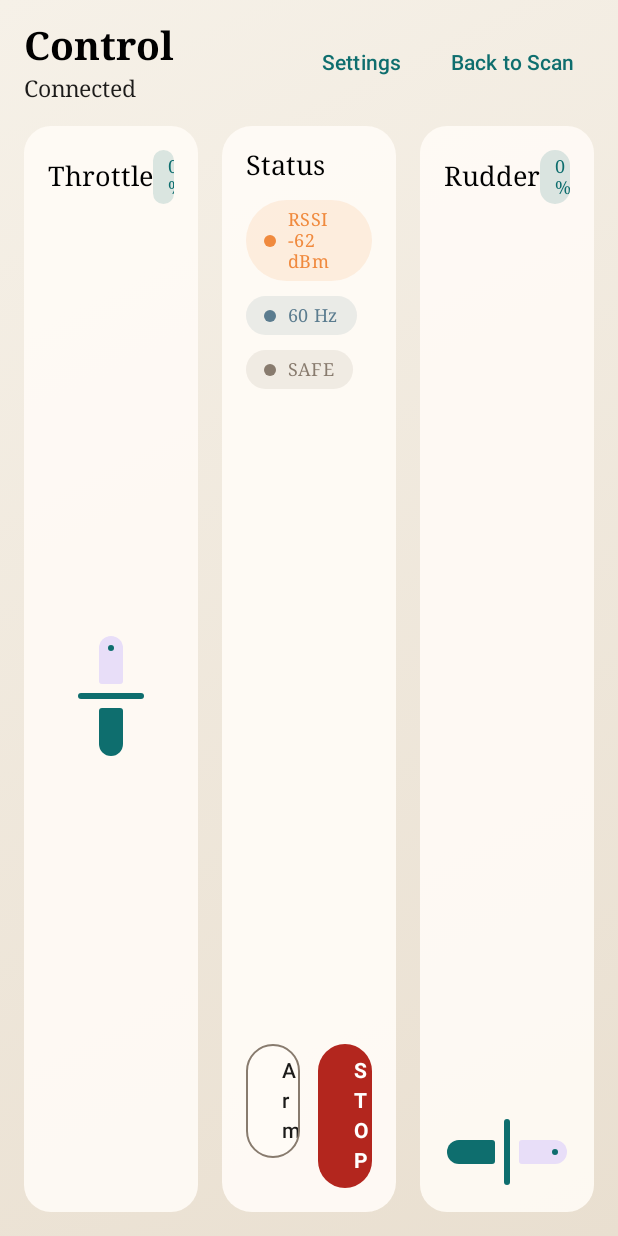
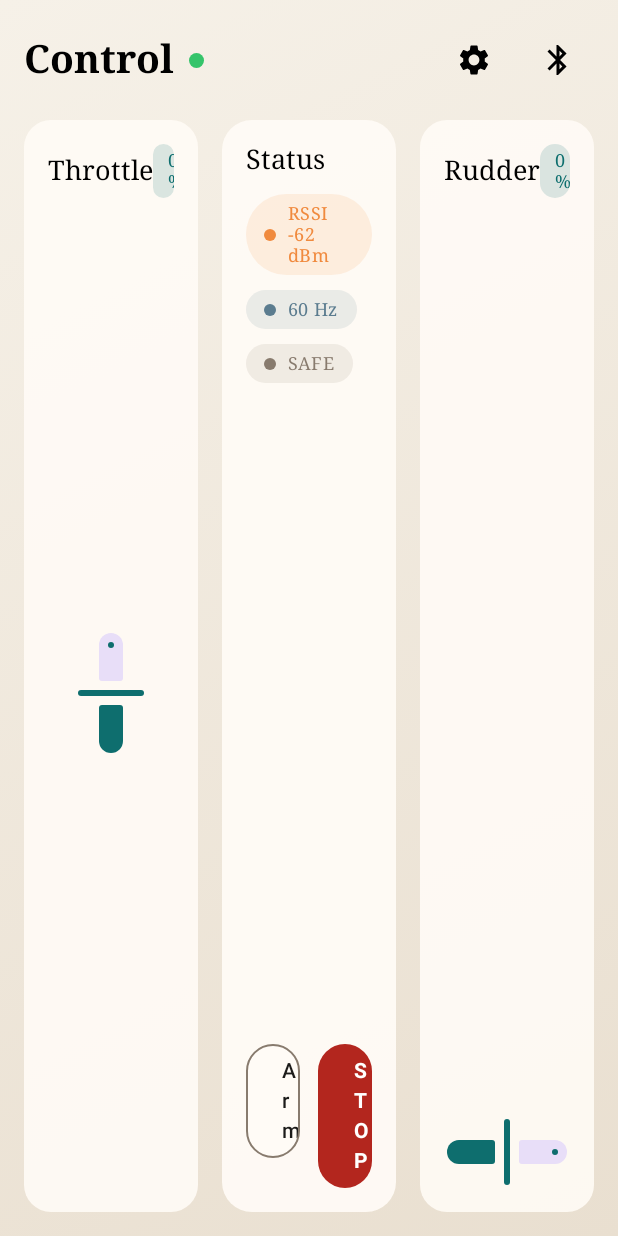
Before and after one commit to damiano-sca/rc-hovercraft, an Android app built with Jetpack Compose: the screen it shows after launch (MainActivity), after a tap on "Skip connection (UI only)", on a phone screen of 412 x 824 dp. Run offline under Robolectric (Android 15) with nearby library versions, the phone set to English and light mode, and no system bars; 1 other tap on this screen came first.

Commit message:
Added icons

```diff
--- a/app/build.gradle.kts
+++ b/app/build.gradle.kts
@@ -47,6 +47,7 @@ dependencies {
     implementation(platform(libs.androidx.compose.bom))
     implementation(libs.androidx.appcompat)
     implementation(libs.androidx.compose.animation)
+    implementation(libs.androidx.compose.material.icons.extended)
     implementation(libs.androidx.compose.material3)
     implementation(libs.androidx.compose.ui)
     implementation(libs.androidx.compose.ui.graphics)
--- a/app/src/main/java/com/example/hovercraftcontroller/ui/control/ControlScreen.kt
+++ b/app/src/main/java/com/example/hovercraftcontroller/ui/control/ControlScreen.kt
@@ -17,15 +17,19 @@ import androidx.compose.foundation.layout.padding
 import androidx.compose.foundation.layout.size
 import androidx.compose.foundation.shape.CircleShape
 import androidx.compose.foundation.shape.RoundedCornerShape
+import androidx.compose.material.icons.Icons
+import androidx.compose.material.icons.filled.Bluetooth
+import androidx.compose.material.icons.filled.Settings
 import androidx.compose.material3.Button
 import androidx.compose.material3.ButtonDefaults
 import androidx.compose.material3.Card
 import androidx.compose.material3.CardDefaults
+import androidx.compose.material3.Icon
+import androidx.compose.material3.IconButton
 import androidx.compose.material3.MaterialTheme
 import androidx.compose.material3.Slider
 import androidx.compose.material3.Surface
 import androidx.compose.material3.Text
-import androidx.compose.material3.TextButton
 import androidx.compose.runtime.Composable
 import androidx.compose.runtime.DisposableEffect
 import androidx.compose.runtime.getValue
@@ -57,7 +61,9 @@ fun ControlRoute(
         onToggleArm = viewModel::toggleArm,
         onStop = viewModel::stop,
         onThrottleChange = viewModel::updateThrottle,
-        onRudderChange = viewModel::updateRudder
+        onThrottleRelease = { viewModel.updateThrottle(0f) },
+        onRudderChange = viewModel::updateRudder,
+        onRudderRelease = { viewModel.updateRudder(0f) }
     )
 }
 
@@ -81,7 +87,9 @@ fun ControlScreen(
     onToggleArm: () -> Unit,
     onStop: () -> Unit,
     onThrottleChange: (Float) -> Unit,
-    onRudderChange: (Float) -> Unit
+    onThrottleRelease: () -> Unit,
+    onRudderChange: (Float) -> Unit,
+    onRudderRelease: () -> Unit
 ) {
     val backgroundBrush = Brush.linearGradient(
         colors = listOf(
@@ -100,7 +108,7 @@ fun ControlScreen(
             modifier = Modifier.fillMaxSize(),
             verticalArrangement = Arrangement.spacedBy(16.dp)
         ) {
-            HeaderBar(state = state, onBack = onBack, onOpenSettings = onOpenSettings)
+            HeaderBar(onBack = onBack, onOpenSettings = onOpenSettings)
             Row(
                 modifier = Modifier.fillMaxSize(),
                 horizontalArrangement = Arrangement.spacedBy(16.dp),
@@ -109,7 +117,8 @@ fun ControlScreen(
                 ThrottlePanel(
                     modifier = Modifier.weight(1f),
                     value = state.throttle,
-                    onValueChange = onThrottleChange
+                    onValueChange = onThrottleChange,
+                    onValueRelease = onThrottleRelease
                 )
                 CenterPanel(
                     modifier = Modifier.weight(1f),
@@ -120,7 +129,8 @@ fun ControlScreen(
                 RudderPanel(
                     modifier = Modifier.weight(1f),
                     value = state.rudder,
-                    onValueChange = onRudderChange
+                    onValueChange = onRudderChange,
+                    onValueRelease = onRudderRelease
                 )
             }
         }
@@ -129,7 +139,6 @@ fun ControlScreen(
 
 @Composable
 private fun HeaderBar(
-    state: ControlUiState,
     onBack: () -> Unit,
     onOpenSettings: () -> Unit
 ) {
@@ -138,23 +147,33 @@ private fun HeaderBar(
         horizontalArrangement = Arrangement.SpaceBetween,
         verticalAlignment = Alignment.CenterVertically
     ) {
-        Column(verticalArrangement = Arrangement.spacedBy(4.dp)) {
+        Row(
+            horizontalArrangement = Arrangement.spacedBy(10.dp),
+            verticalAlignment = Alignment.CenterVertically
+        ) {
             Text(
                 text = "Control",
                 style = MaterialTheme.typography.headlineMedium
             )
-            Text(
-                text = state.connectionLabel,
-                style = MaterialTheme.typography.bodyMedium,
-                color = MaterialTheme.colorScheme.onSurfaceVariant
+            Box(
+                modifier = Modifier
+                    .size(10.dp)
+                    .clip(CircleShape)
+                    .background(Color(0xFF35C46A))
             )
         }
         Row(horizontalArrangement = Arrangement.spacedBy(8.dp)) {
-            TextButton(onClick = onOpenSettings) {
-                Text(text = "Settings")
+            IconButton(onClick = onOpenSettings) {
+                Icon(
+                    imageVector = Icons.Filled.Settings,
+                    contentDescription = "Settings"
+                )
             }
-            TextButton(onClick = onBack) {
-                Text(text = "Back to Scan")
+            IconButton(onClick = onBack) {
+                Icon(
+                    imageVector = Icons.Filled.Bluetooth,
+                    contentDescription = "Bluetooth"
+                )
             }
         }
     }
@@ -260,7 +279,8 @@ private fun ActionRow(
 private fun ThrottlePanel(
     modifier: Modifier,
     value: Float,
-    onValueChange: (Float) -> Unit
+    onValueChange: (Float) -> Unit,
+    onValueRelease: () -> Unit
 ) {
     Card(
         modifier = modifier.fillMaxHeight(),
@@ -301,7 +321,8 @@ private fun ThrottlePanel(
             ) {
                 VerticalSlider(
                     value = value,
-                    onValueChange = onValueChange
+                    onValueChange = onValueChange,
+                    onValueRelease = onValueRelease
                 )
             }
         }
@@ -341,7 +362,8 @@ private fun CenterPanel(
 private fun RudderPanel(
     modifier: Modifier,
     value: Float,
-    onValueChange: (Float) -> Unit
+    onValueChange: (Float) -> Unit,
+    onValueRelease: () -> Unit
 ) {
     Card(
         modifier = modifier.fillMaxHeight(),
@@ -378,6 +400,7 @@ private fun RudderPanel(
             Slider(
                 value = value,
                 onValueChange = onValueChange,
+                onValueChangeFinished = onValueRelease,
                 valueRange = -1f..1f
             )
         }
@@ -387,7 +410,8 @@ private fun RudderPanel(
 @Composable
 private fun VerticalSlider(
     value: Float,
-    onValueChange: (Float) -> Unit
+    onValueChange: (Float) -> Unit,
+    onValueRelease: () -> Unit
 ) {
     Box(
         modifier = Modifier
@@ -401,6 +425,7 @@ private fun VerticalSlider(
                 .rotate(-90f),
             value = value,
             onValueChange = onValueChange,
+            onValueChangeFinished = onValueRelease,
             valueRange = -1f..1f
         )
     }
--- a/gradle/libs.versions.toml
+++ b/gradle/libs.versions.toml
@@ -28,6 +28,7 @@ androidx-compose-ui-tooling-preview = { group = "androidx.compose.ui", name = "u
 androidx-compose-ui-test-manifest = { group = "androidx.compose.ui", name = "ui-test-manifest" }
 androidx-compose-material3 = { group = "androidx.compose.material3", name = "material3" }
 androidx-compose-animation = { group = "androidx.compose.animation", name = "animation" }
+androidx-compose-material-icons-extended = { group = "androidx.compose.material", name = "material-icons-extended" }
 androidx-lifecycle-runtime-ktx = { group = "androidx.lifecycle", name = "lifecycle-runtime-ktx", version.ref = "lifecycle" }
 androidx-lifecycle-viewmodel-ktx = { group = "androidx.lifecycle", name = "lifecycle-viewmodel-ktx", version.ref = "lifecycle" }
 androidx-lifecycle-runtime-compose = { group = "androidx.lifecycle", name = "lifecycle-runtime-compose", version.ref = "lifecycle" }
```
